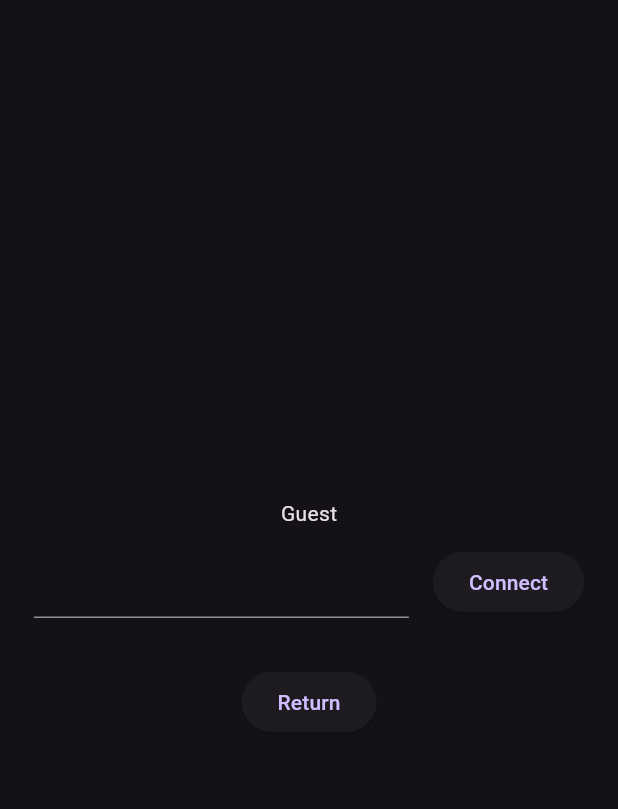
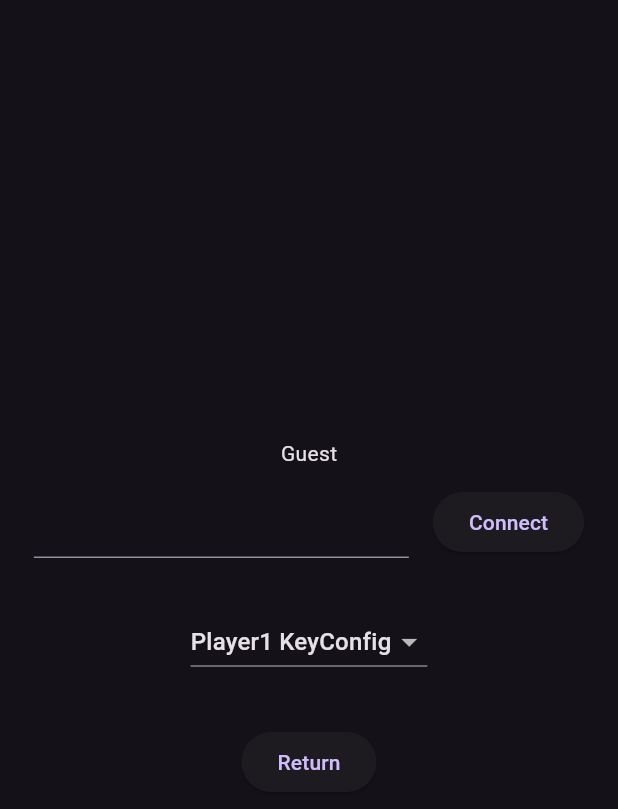
Before and after one commit to AlphaPolo/FlutterBomberMan, a Flutter app: the LobbyScreen screen opened directly, after a tap on "Host", after a tap on "Return", after a tap on "Guest", on a phone screen of 412 x 824 dp. Shown: the top 809 px of the screen. Run offline on Flutter 3.47's test engine with Material 3 defaults, Android fonts, the phone set to English and light mode, and no system bars; our stand-ins replace flutter_animate; missing offline and left inert: bonfire, flame, peerdart.

Commit message:
[AlphaPolo] feat: 斷線處理、連線鍵盤設置功能、連線的勝負判斷
調整項目:
斷線處理
連線鍵盤設置功能
連線的勝負判斷
Guest連線成功的UI

```diff
--- a/lib/providers/settings_provider.dart
+++ b/lib/providers/settings_provider.dart
@@ -4,9 +4,13 @@ import 'package:flutter/services.dart';
 class SettingsProvider extends ChangeNotifier {
   BomberManKeyConfig _player1KeyConfig = BomberManKeyConfig.player1();
   BomberManKeyConfig _player2KeyConfig = BomberManKeyConfig.player2();
+  late BomberManKeyConfig _networkKeyConfig = _player1KeyConfig;
 
   BomberManKeyConfig get player1KeyConfig => _player1KeyConfig;
   BomberManKeyConfig get player2KeyConfig => _player2KeyConfig;
+  BomberManKeyConfig get networkKeyConfig => _networkKeyConfig;
+
+
 
   set player1KeyConfig(BomberManKeyConfig value) {
     _player1KeyConfig = value;
@@ -15,6 +19,11 @@ class SettingsProvider extends ChangeNotifier {
 
   set player2KeyConfig(BomberManKeyConfig value) {
     _player2KeyConfig = value;
+    notifyListeners();
+  }
+
+  set networkKeyConfig(BomberManKeyConfig value) {
+    _networkKeyConfig = value;
     notifyListeners();
   }
 }
--- a/lib/screens/game/core/bomber_man_constant.dart
+++ b/lib/screens/game/core/bomber_man_constant.dart
@@ -3,6 +3,8 @@ import 'package:flame/extensions.dart';
 class BomberManConstant {
 
   const BomberManConstant._();
+
+  static const String version = '1.0.1';
 
   static const double maxSpeed = 550;
   static const double defaultSpeed = 150;
--- a/lib/screens/game/multi_game_screen.dart
+++ b/lib/screens/game/multi_game_screen.dart
@@ -9,6 +9,7 @@ import 'package:bomber_man/screens/game/core/obstacle_manager.dart';
 import 'package:bomber_man/screens/game/core/player_component.dart';
 import 'package:bomber_man/screens/game/core/remote_manager.dart';
 import 'package:bomber_man/screens/game/core/remote_player_component.dart';
+import 'package:bomber_man/screens/game/overlays/disconnect_dialog.dart';
 import 'package:bomber_man/screens/game/overlays/game_over_dialog.dart';
 import 'package:bonfire/bonfire.dart';
 import 'package:collection/collection.dart';
@@ -90,7 +91,7 @@ class _MultiGameScreenState extends State<MultiGameScreen> {
         obstacleManager,
         remoteManager,
       ],
-      // interface: game,
+      interface: game,
       playerControllers: [
         Keyboard(
           config: getKeyboardConfigFrom(controlPlayer.keyConfig),
@@ -118,6 +119,9 @@ class _MultiGameScreenState extends State<MultiGameScreen> {
         'GameOver': (context, gameRef) {
           return GameOverDialog(gameRef: gameRef);
         },
+        'Disconnect': (context, gameRef) {
+          return const DisconnectDialog();
+        },
       },
     );
   }
--- a/lib/screens/lobby/guest_part_screen.dart
+++ b/lib/screens/lobby/guest_part_screen.dart
@@ -1,3 +1,5 @@
+import 'package:bomber_man/screens/lobby/guest_row.dart';
+import 'package:bomber_man/screens/lobby/network_key_config_selector.dart';
 import 'package:flutter/material.dart';
 import 'package:provider/provider.dart';
 
@@ -27,7 +29,28 @@ class GuestPartScreen extends StatelessWidget {
           children: [
             const Text('Guest'),
             const SizedBox(height: 12.0),
-            buildInputIdRow(),
+            Selector<PeerProvider, bool>(
+              selector: (context, provider) => provider.connected,
+              builder: (context, isConnected, child) {
+                return Column(
+                  children: [
+                    Offstage(
+                      offstage: isConnected,
+                      child: IgnorePointer(
+                        ignoring: isConnected,
+                        child: child!,
+                      ),
+                    ),
+                    if(isConnected)
+                      const GuestRow(),
+                    const SizedBox(height: 32.0),
+                    const NetworkKeyConfigSelector(),
+                  ],
+                );
+
+              },
+              child: buildInputIdRow(),
+            ),
             const SizedBox(height: 32.0),
             ElevatedButton(
               onPressed: () => Navigator.of(context).maybePop(),
--- /dev/null
+++ b/lib/screens/lobby/guest_row.dart
@@ -0,0 +1,72 @@
+import 'package:bonfire/bonfire.dart';
+import 'package:flutter/material.dart';
+import 'package:flutter_animate/flutter_animate.dart';
+import 'package:provider/provider.dart';
+
+import '../../providers/peer_provider.dart';
+import '../game/utils/player_sprite_sheet.dart';
+
+class GuestRow extends StatelessWidget {
+  const GuestRow({super.key});
+
+  @override
+  Widget build(BuildContext context) {
+    return Selector<PeerProvider, int>(
+      selector: (context, provider) => provider.connections,
+
+      builder: (context, connections, _) => Padding(
+        padding: const EdgeInsets.only(top: 12.0),
+        child: Row(
+          mainAxisAlignment: MainAxisAlignment.center,
+          children: [
+            /// 自己
+            buildPlayerCell(0, true),
+            /// 其他玩家 1~3
+            for(int i=1; i<4; i++)
+              buildPlayerCell(i, i<=connections),
+          ],
+        ),
+      ),
+    );
+  }
+
+  Widget buildPlayerCell(int playerIndex, bool isAppear) {
+
+    final child = switch(isAppear) {
+      true => Container(
+        key: ValueKey(playerIndex),
+        decoration: const BoxDecoration(
+          color: Colors.white30,
+          borderRadius: BorderRadius.all(Radius.circular(24.0)),
+          border: Border.fromBorderSide(BorderSide(width: 4, color: Colors.amber)),
+        ),
+        margin: const EdgeInsets.symmetric(horizontal: 12),
+        padding: const EdgeInsets.all(12),
+        width: 100,
+        height: 100,
+        // alignment: Alignment.center,
+        child: SpriteWidget.asset(
+          anchor: Anchor.center,
+          path: 'spritesheet.png',
+          srcPosition: PlayerSpriteSheet.getPlayerTexturePosition(1, playerIndex),
+          srcSize: PlayerSpriteSheet.playerTextureSize,
+        ),
+      ).animate()
+          .effect(delay: 200.ms, duration: 300.ms, curve: Curves.easeOutBack)
+          .fadeIn()
+          .scale(),
+      false => const SizedBox.shrink(),
+    };
+
+
+    return AnimatedSize(
+      duration: 700.ms,
+      reverseDuration: 700.ms,
+      clipBehavior: Clip.none,
+      curve: Curves.easeOutBack,
+      child: child,
+    );
+  }
+
+
+}
--- a/lib/screens/lobby/host_part_screen.dart
+++ b/lib/screens/lobby/host_part_screen.dart
@@ -1,9 +1,8 @@
 import 'package:bomber_man/extensions/iterable_extension.dart';
-import 'package:bomber_man/screens/game/utils/player_sprite_sheet.dart';
-import 'package:bonfire/bonfire.dart';
+import 'package:bomber_man/screens/lobby/guest_row.dart';
+import 'package:bomber_man/screens/lobby/network_key_config_selector.dart';
 import 'package:flutter/material.dart';
 import 'package:flutter/services.dart';
-import 'package:flutter_animate/flutter_animate.dart';
 import 'package:provider/provider.dart';
 
 import '../../providers/peer_provider.dart';
@@ -44,29 +43,11 @@ class HostPartScreen extends StatelessWidget {
                 );
               },
             ),
-            buildGuestRow(),
+            const GuestRow(),
+            const SizedBox(height: 32.0),
+            const NetworkKeyConfigSelector(),
             const SizedBox(height: 32.0),
             buildBottomRow(context),
-          ],
-        ),
-      ),
-    );
-  }
-
-  Widget buildGuestRow() {
-    return Selector<PeerProvider, int>(
-      selector: (context, provider) => provider.connections,
-
-      builder: (context, connections, _) => Padding(
-        padding: const EdgeInsets.only(top: 12.0),
-        child: Row(
-          mainAxisAlignment: MainAxisAlignment.center,
-          children: [
-            /// 自己
-            buildPlayerCell(0, true),
-            /// 其他玩家 1~3
-            for(int i=1; i<4; i++)
-              buildPlayerCell(i, i<=connections),
           ],
         ),
       ),
@@ -88,8 +69,6 @@ class HostPartScreen extends StatelessWidget {
             ElevatedButton(
               onPressed: () {
                 context.read<PeerProvider>().play(context);
-
-
               },
               child: const Text('Play'),
             ),
@@ -99,42 +78,4 @@ class HostPartScreen extends StatelessWidget {
     );
   }
 
-  Widget buildPlayerCell(int playerIndex, bool isAppear) {
-
-    final child = switch(isAppear) {
-      true => Container(
-        key: ValueKey(playerIndex),
-        decoration: const BoxDecoration(
-          color: Colors.white30,
-          borderRadius: BorderRadius.all(Radius.circular(24.0)),
-          border: Border.fromBorderSide(BorderSide(width: 4, color: Colors.amber)),
-        ),
-        margin: const EdgeInsets.symmetric(horizontal: 12),
-        padding: const EdgeInsets.all(12),
-        width: 100,
-        height: 100,
-        // alignment: Alignment.center,
-          child: SpriteWidget.asset(
-            anchor: Anchor.center,
-            path: 'spritesheet.png',
-            srcPosition: PlayerSpriteSheet.getPlayerTexturePosition(1, playerIndex),
-            srcSize: PlayerSpriteSheet.playerTextureSize,
-          ),
-      ).animate()
-          .effect(delay: 200.ms, duration: 300.ms, curve: Curves.easeOutBack)
-          .fadeIn()
-          .scale(),
-      false => const SizedBox.shrink(),
-    };
-
-
-    return AnimatedSize(
-      duration: 700.ms,
-      reverseDuration: 700.ms,
-      clipBehavior: Clip.none,
-      curve: Curves.easeOutBack,
-      child: child,
-    );
-  }
-
 }
--- /dev/null
+++ b/lib/screens/lobby/network_key_config_selector.dart
@@ -0,0 +1,41 @@
+import 'package:collection/collection.dart';
+import 'package:flutter/material.dart';
+import 'package:provider/provider.dart';
+
+import '../../providers/settings_provider.dart';
+
+class NetworkKeyConfigSelector extends StatelessWidget {
+  const NetworkKeyConfigSelector({super.key});
+
+  @override
+  Widget build(BuildContext context) {
+    return Selector<SettingsProvider, (List<BomberManKeyConfig>, BomberManKeyConfig)>(
+      selector: (context, provider) =>
+      (
+        [
+          provider.player1KeyConfig,
+          provider.player2KeyConfig,
+        ],
+        provider.networkKeyConfig,
+      ),
+      builder: (context, record, child) {
+        final (configs, selected) = record;
+
+        return DropdownButton<BomberManKeyConfig>(
+          padding: const EdgeInsets.symmetric(horizontal: 12),
+          value: selected,
+          items: configs.mapIndexed((index, config) {
+            return DropdownMenuItem<BomberManKeyConfig>(
+              value: config,
+              child: Text('Player${index+1} KeyConfig'),
+            );
+          }).toList(),
+          onChanged: (value) {
+            if(value == null) return;
+            context.read<SettingsProvider>().networkKeyConfig = value;
+          },
+        );
+      },
+    );
+  }
+}
```
Also changed, not shown: lib/providers/peer_provider.dart (+31 -17 lines), lib/screens/game/core/remote_manager.dart (+9 -0 lines), lib/screens/game/overlays/disconnect_dialog.dart (added, +64 -0 lines), lib/screens/setting/keyboard_viewer.dart (added, +26 -0 lines), 1 other file.
